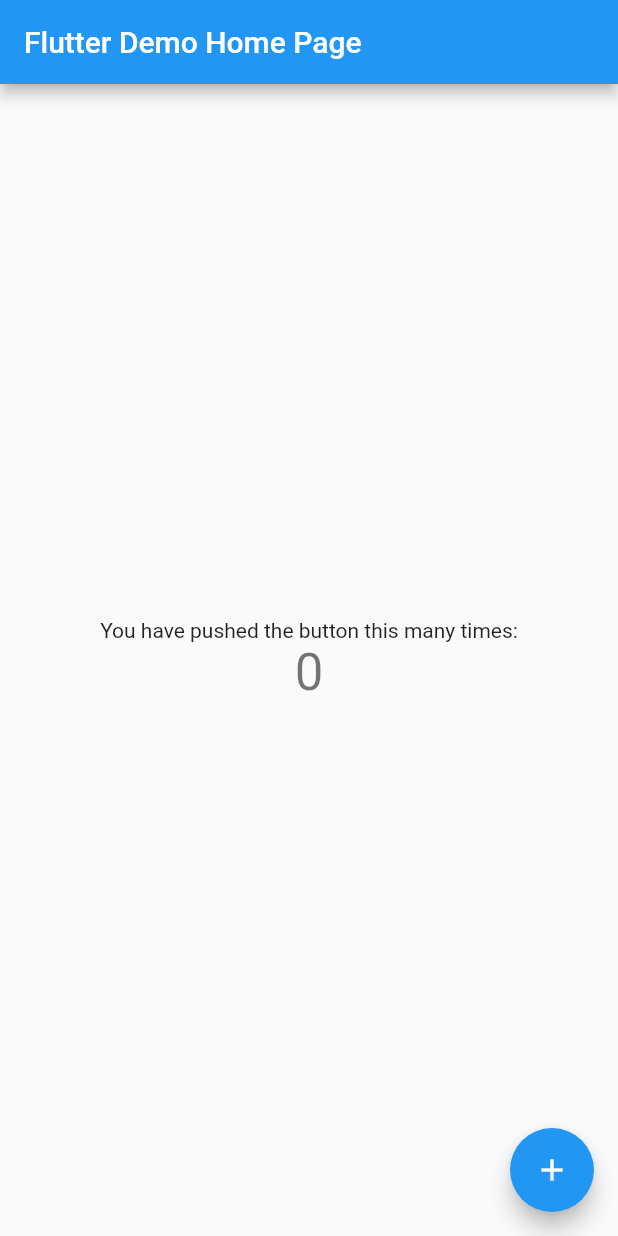
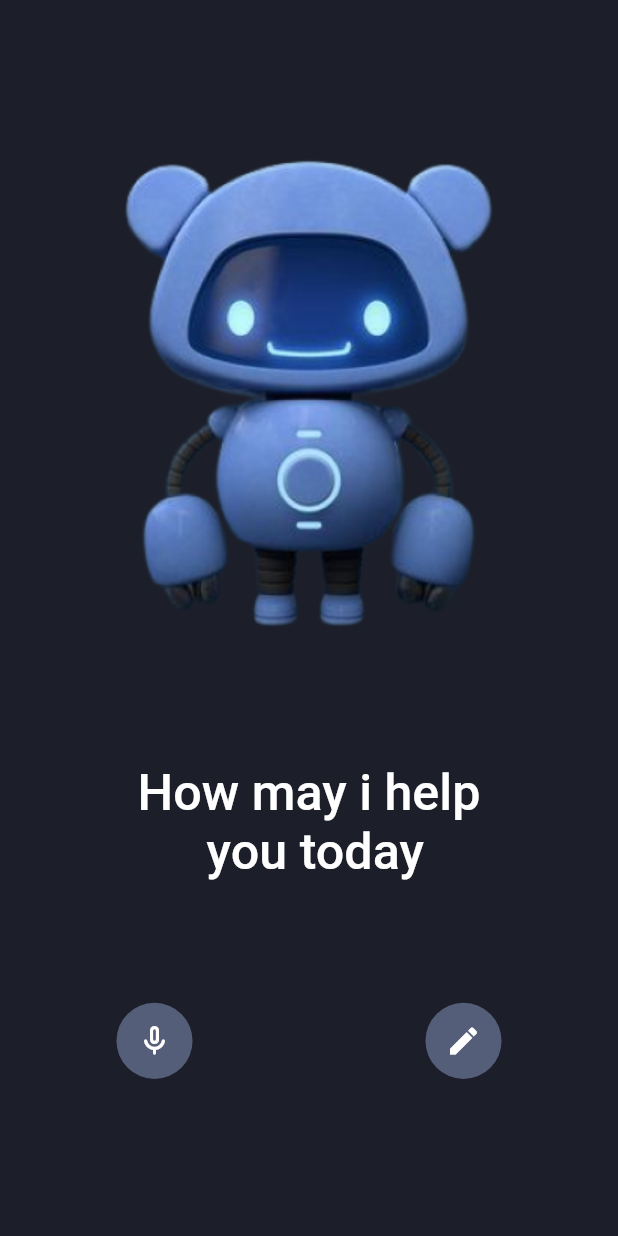
Before and after one commit to ys1113457623/Fuzion, a Flutter app: the screen it shows after launch, on a phone screen of 412 x 824 dp. Run offline on Flutter 3.47's test engine with Material 2 defaults, Android fonts, the light colour scheme and no system bars; our stand-ins replace flutter_screenutil, get.

Commit message:
splash screen done !

```diff
--- a/lib/main.dart
+++ b/lib/main.dart
@@ -1,4 +1,7 @@
 import 'package:flutter/material.dart';
+import 'package:flutter_screenutil/flutter_screenutil.dart';
+import 'package:fuzion/splash_screen.dart';
+import 'package:get/get_navigation/src/root/get_material_app.dart';
 
 void main() {
   runApp(const MyApp());
@@ -10,106 +13,16 @@
   // This widget is the root of your application.
   @override
   Widget build(BuildContext context) {
-    return MaterialApp(
-      title: 'Flutter Demo',
-      theme: ThemeData(
-        // This is the theme of your application.
-        //
-        // Try running your application with "flutter run". You'll see the
-        // application has a blue toolbar. Then, without quitting the app, try
-        // changing the primarySwatch below to Colors.green and then invoke
-        // "hot reload" (press "r" in the console where you ran "flutter run",
-        // or simply save your changes to "hot reload" in a Flutter IDE).
-        // Notice that the counter didn't reset back to zero; the application
-        // is not restarted.
-        primarySwatch: Colors.blue,
-      ),
-      home: const MyHomePage(title: 'Flutter Demo Home Page'),
+    return ScreenUtilInit(
+      designSize: const Size(375, 812),
+      minTextAdapt: true,
+      splitScreenMode: true,
+      builder: (context, a) {
+        return const GetMaterialApp(
+          debugShowCheckedModeBanner: false,
+          home: SplashScreen(),
+        );
+      },
     );
   }
 }
-
-class MyHomePage extends StatefulWidget {
-  const MyHomePage({super.key, required this.title});
-
-  // This widget is the home page of your application. It is stateful, meaning
-  // that it has a State object (defined below) that contains fields that affect
-  // how it looks.
-
-  // This class is the configuration for the state. It holds the values (in this
-  // case the title) provided by the parent (in this case the App widget) and
-  // used by the build method of the State. Fields in a Widget subclass are
-  // always marked "final".
-
-  final String title;
-
-  @override
-  State<MyHomePage> createState() => _MyHomePageState();
-}
-
-class _MyHomePageState extends State<MyHomePage> {
-  int _counter = 0;
-
-  void _incrementCounter() {
-    setState(() {
-      // This call to setState tells the Flutter framework that something has
-      // changed in this State, which causes it to rerun the build method below
-      // so that the display can reflect the updated values. If we changed
-      // _counter without calling setState(), then the build method would not be
-      // called again, and so nothing would appear to happen.
-      _counter++;
-    });
-  }
-
-  @override
-  Widget build(BuildContext context) {
-    // This method is rerun every time setState is called, for instance as done
-    // by the _incrementCounter method above.
-    //
-    // The Flutter framework has been optimized to make rerunning build methods
-    // fast, so that you can just rebuild anything that needs updating rather
-    // than having to individually change instances of widgets.
-    return Scaffold(
-      appBar: AppBar(
-        // Here we take the value from the MyHomePage object that was created by
-        // the App.build method, and use it to set our appbar title.
-        title: Text(widget.title),
-      ),
-      body: Center(
-        // Center is a layout widget. It takes a single child and positions it
-        // in the middle of the parent.
-        child: Column(
-          // Column is also a layout widget. It takes a list of children and
-          // arranges them vertically. By default, it sizes itself to fit its
-          // children horizontally, and tries to be as tall as its parent.
-          //
-          // Invoke "debug painting" (press "p" in the console, choose the
-          // "Toggle Debug Paint" action from the Flutter Inspector in Android
-          // Studio, or the "Toggle Debug Paint" command in Visual Studio Code)
-          // to see the wireframe for each widget.
-          //
-          // Column has various properties to control how it sizes itself and
-          // how it positions its children. Here we use mainAxisAlignment to
-          // center the children vertically; the main axis here is the vertical
-          // axis because Columns are vertical (the cross axis would be
-          // horizontal).
-          mainAxisAlignment: MainAxisAlignment.center,
-          children: <Widget>[
-            const Text(
-              'You have pushed the button this many times:',
-            ),
-            Text(
-              '$_counter',
-              style: Theme.of(context).textTheme.headline4,
-            ),
-          ],
-        ),
-      ),
-      floatingActionButton: FloatingActionButton(
-        onPressed: _incrementCounter,
-        tooltip: 'Increment',
-        child: const Icon(Icons.add),
-      ), // This trailing comma makes auto-formatting nicer for build methods.
-    );
-  }
-}
--- /dev/null
+++ b/lib/splash_screen.dart
@@ -0,0 +1,62 @@
+import 'package:flutter/material.dart';
+import 'package:flutter_screenutil/flutter_screenutil.dart';
+
+class SplashScreen extends StatelessWidget {
+  const SplashScreen({Key? key}) : super(key: key);
+
+  @override
+  Widget build(BuildContext context) {
+    return Scaffold(
+      backgroundColor: Color(0xff1C1F2A),
+      body: Padding(
+        padding: EdgeInsets.symmetric(vertical: 50.h),
+        child: Column(
+          crossAxisAlignment: CrossAxisAlignment.center,
+          children: [
+            Image.asset("assets/robot.png"),
+            SizedBox(
+              height: 40.h,
+            ),
+            Text(
+              "How may i help\n you today",
+              textAlign: TextAlign.center,
+              style: TextStyle(
+                fontWeight: FontWeight.w500,
+                fontSize: 33.sp,
+                color: Colors.white,
+              ),
+            ),
+            SizedBox(
+              height: 80.h,
+            ),
+            Row(
+              mainAxisAlignment: MainAxisAlignment.spaceAround,
+              children: [
+                Container(
+                  child: Icon(
+                    Icons.mic_none_rounded,
+                    color: Colors.white,
+                  ),
+                  decoration: BoxDecoration(
+                      color: Color(0xFF555E78), shape: BoxShape.circle),
+                  width: 50.w,
+                  height: 50.h,
+                ),
+                Container(
+                  child: Icon(
+                    Icons.edit,
+                    color: Colors.white,
+                  ),
+                  decoration: BoxDecoration(
+                      color: Color(0xFF555E78), shape: BoxShape.circle),
+                  width: 50.w,
+                  height: 50.h,
+                )
+              ],
+            )
+          ],
+        ),
+      ),
+    );
+  }
+}
--- a/pubspec.yaml
+++ b/pubspec.yaml
@@ -65,8 +65,8 @@
   uses-material-design: true
 
   # To add assets to your application, add an assets section, like this:
-  # assets:
-  #   - images/a_dot_burr.jpeg
+  assets:
+     - assets/
   #   - images/a_dot_ham.jpeg
 
   # An image asset can refer to one or more resolution-specific "variants", see
```
Also changed, not shown: assets/robot.png (added), pubspec.lock, 1 other file.
